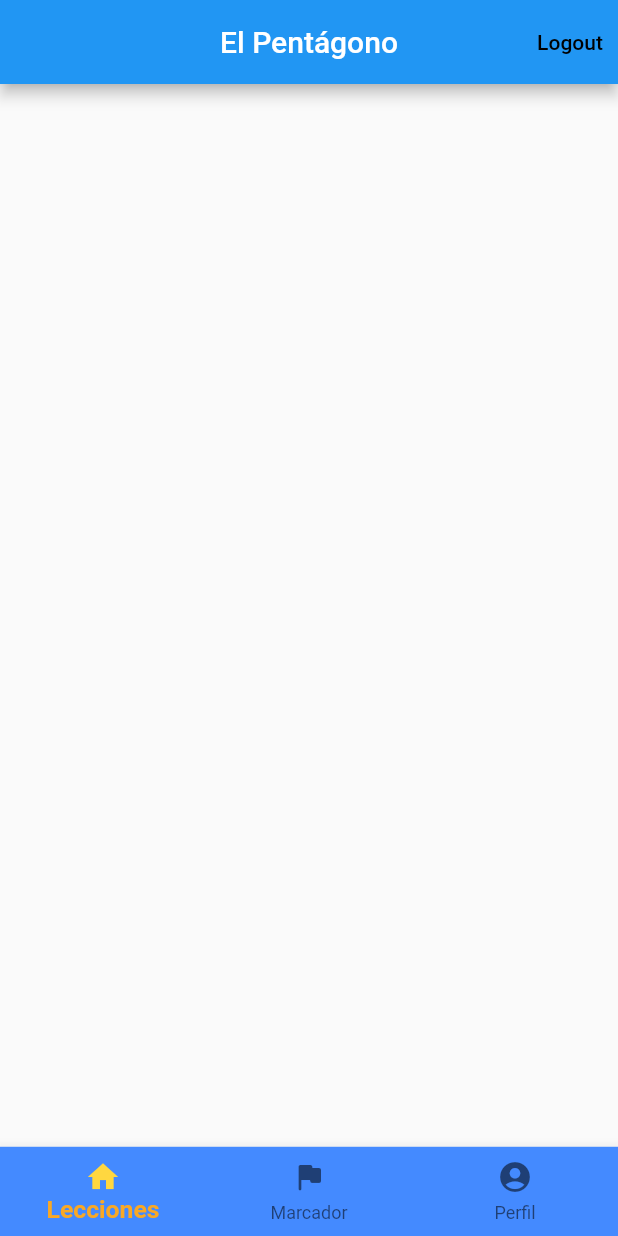
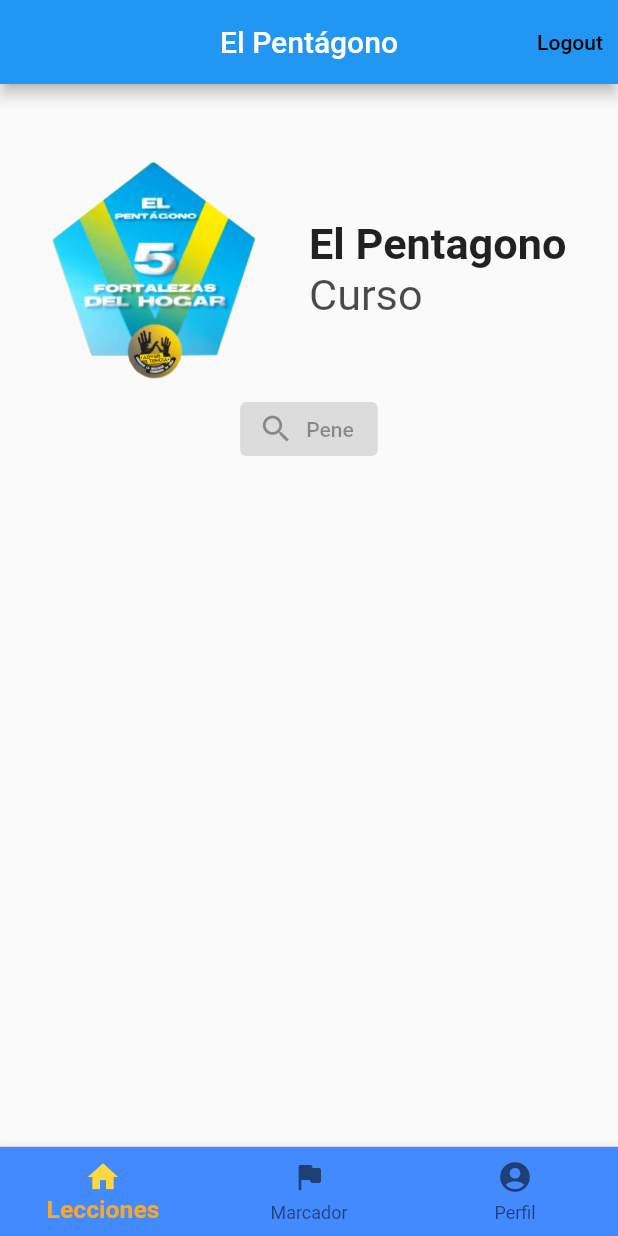
Before and after one commit to YuanitoJones/Amor_Conviccion, a Flutter app: the screen it shows once a user with an empty profile is signed in, on a phone screen of 412 x 824 dp. Run offline on Flutter 3.47's test engine with Material 2 defaults, Android fonts, the phone set to English and light mode, and no system bars; our stand-ins replace email_validator, firebase_auth, firebase_core, font_awesome_flutter, google_sign_in; accounts and stored records are empty; generated files the repository leaves out were written again.

Commit message:
Avance Seccion Lecciones
Se realizó una parte de la pantalla de las lecciones.

```diff
--- a/amor_conviccion/lib/Screens/lessons_main_screen.dart
+++ b/amor_conviccion/lib/Screens/lessons_main_screen.dart
@@ -1,24 +1,74 @@
-import 'package:flutter/cupertino.dart';
+//import 'dart:html';
+//import 'package:flutter/cupertino.dart';
 import 'package:flutter/material.dart';
 
-class MainLessons extends StatefulWidget{
+class MainLessons extends StatefulWidget {
   const MainLessons({Key? key}) : super(key: key);
-
 
   @override
   _MainLessons createState() => _MainLessons();
 }
 
-class _MainLessons extends State<MainLessons>{
+class _MainLessons extends State<MainLessons> {
+  Widget main(Size size) {
+    return Scaffold(
+        body: Column(
+      children: [
+        SizedBox(
+          height: size.height * 0.05,
+        ),
+        SizedBox(
+          //color: Color.fromARGB(255, 255, 134, 134),
+          width: double.infinity,
+          child: Row(children: [
+            SizedBox(
+              //color: Colors.red,
+              width: size.width * 0.5,
+              height: size.height * 0.2,
+              child: Image.asset(
+                'assets/logos/pentagono.png',
+              ),
+            ),
+            SizedBox(
+              //color: Colors.orange,
+              width: size.width * 0.5,
+              height: size.height * 0.2,
+              child: Column(
+                crossAxisAlignment: CrossAxisAlignment.start,
+                mainAxisAlignment: MainAxisAlignment.center,
+                children: [
+                  Text(
+                    'El Pentagono',
+                    style: TextStyle(
+                        fontSize: size.height * 0.035,
+                        fontWeight: FontWeight.bold),
+                  ),
+                  Text(
+                    'Curso',
+                    style: TextStyle(
+                      fontSize: size.height * 0.035,
+                      color: Color.fromARGB(181, 0, 0, 0),
+                    ),
+                  ),
+                ],
+              ),
+            )
+          ]),
+        ),
+        Container(
+            child: ElevatedButton.icon(
+                onPressed: null,
+                icon: const Icon(Icons.search),
+                label: const Text('Pene'))),
+      ],
+    ));
+  }
 
-  Widget main(){
-    return Scaffold();
-  }
   @override
   Widget build(BuildContext context) {
     Size size = MediaQuery.of(context).size;
     return MaterialApp(
-      home: main(),
+      home: main(size),
     );
   }
 }
```
Also changed, not shown: amor_conviccion/assets/fonts/Comfortaa-Regular.ttf (added).
